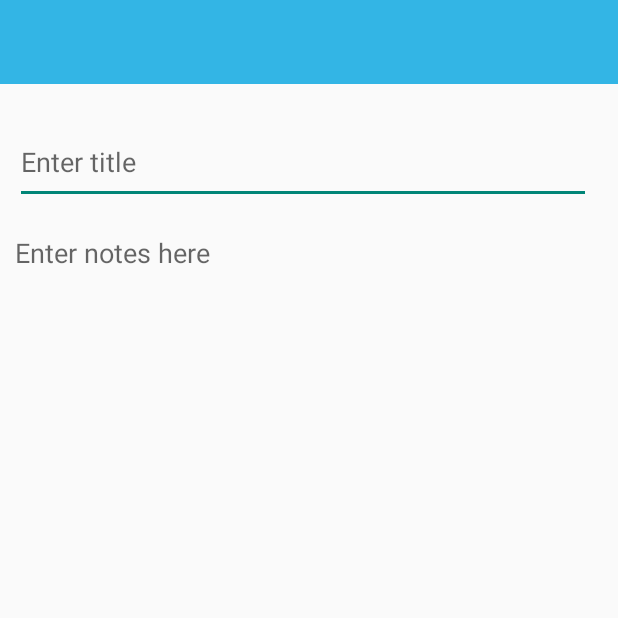
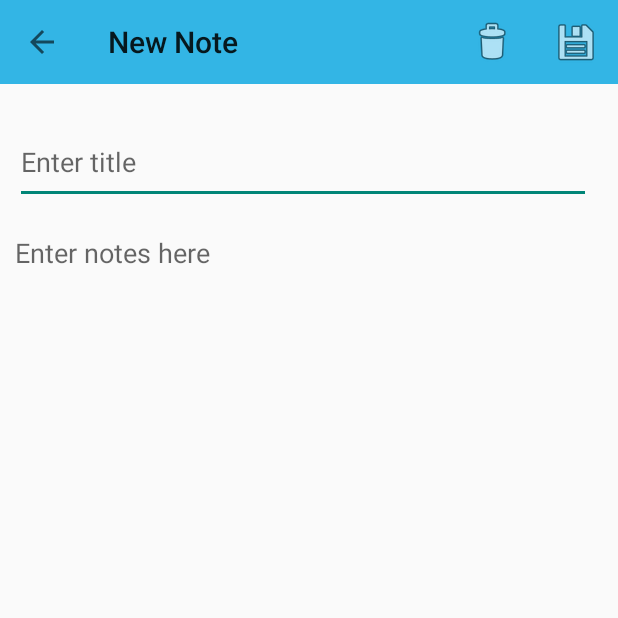
Before and after one commit to neeliadithyasai/NotesApp, an Android app: the addNote screen opened directly, with no data from a screen before it, on a phone screen of 412 x 824 dp, the top half of it. Run offline under Robolectric (Android 15) with nearby library versions, the phone set to English and light mode, and no system bars; our stand-ins replace Firebase (no records; nobody signed in at launch, a user with empty details on screens opened directly).

Commit message:
[AN] notes is adding to data base on clicking save.

```diff
--- a/app/src/main/AndroidManifest.xml
+++ b/app/src/main/AndroidManifest.xml
@@ -9,7 +9,10 @@
         android:roundIcon="@mipmap/ic_launcher_round"
         android:supportsRtl="true"
         android:theme="@style/Theme.AppCompat.Light.NoActionBar">
-        <activity android:name=".addNote"></activity>
+        <activity android:name=".addNote">
+            <meta-data android:name="android.support.PARENT_ACTIVITY"
+                android:value=".MainActivity"/>
+        </activity>
         <activity android:name=".MainActivity">
             <intent-filter>
                 <action android:name="android.intent.action.MAIN" />
--- a/app/src/main/java/com/example/notesapp/addNote.java
+++ b/app/src/main/java/com/example/notesapp/addNote.java
@@ -1,19 +1,42 @@
 package com.example.notesapp;
 
+import androidx.annotation.NonNull;
 import androidx.appcompat.app.AppCompatActivity;
 import androidx.appcompat.widget.Toolbar;
 
 import android.app.ActionBar;
+import android.content.Intent;
 import android.os.Bundle;
 import android.text.Editable;
 import android.text.TextWatcher;
+import android.util.Log;
+import android.view.Menu;
+import android.view.MenuInflater;
+import android.view.MenuItem;
 import android.widget.EditText;
+import android.widget.Toast;
+
+import com.google.firebase.database.DataSnapshot;
+import com.google.firebase.database.DatabaseError;
+import com.google.firebase.database.DatabaseReference;
+import com.google.firebase.database.FirebaseDatabase;
+import com.google.firebase.database.ValueEventListener;
+
+import java.util.Calendar;
 
 public class addNote extends AppCompatActivity {
 
+    //database variables intialization
+    DatabaseReference notesdata;
+    notes Notes;
+    long maxId;
+
     //view variable initialization
-
+    Toolbar toolbar;
     EditText notesTitle,noteDetails;
+    Calendar c;
+    String todaysDate;
+    String currentTime;
 
 
     @Override
@@ -24,6 +47,15 @@ public class addNote extends AppCompatActivity {
         //initialization of views.
         notesTitle = findViewById(R.id.noteTitle);
         noteDetails = findViewById(R.id.noteDetails );
+        toolbar = findViewById(R.id.toolbar);
+        setSupportActionBar(toolbar);
+        getSupportActionBar().setTitle("New Note");
+        getSupportActionBar().setDisplayHomeAsUpEnabled(true);
+
+
+
+
+
 
 
 
@@ -37,6 +69,7 @@ public class addNote extends AppCompatActivity {
             @Override
             public void onTextChanged(CharSequence s, int start, int before, int count) {
                 if(s.length() != 0){
+                    getSupportActionBar().setTitle(s);
 
                 }
 
@@ -49,5 +82,69 @@ public class addNote extends AppCompatActivity {
         });
 
 
+
+        //get current date and time
+        c = Calendar.getInstance();
+        todaysDate = c.get(Calendar.YEAR)+"/"+(c.get(Calendar.MONTH)+1)+"/"+c.get(Calendar.DAY_OF_MONTH);
+        currentTime = pad(c.get(Calendar.HOUR))+":"+pad(c.get(Calendar.MINUTE));
+        Log.d("calander", "Date and time"+todaysDate+" and "+currentTime);
+    }
+
+    //pad for time
+    private String pad(int i) {
+
+        if(i<10)
+            return "0"+i;
+
+          return   String.valueOf(i);
+
+    }
+
+    //code for options menu
+    @Override
+    public boolean onCreateOptionsMenu(Menu menu){
+
+        MenuInflater inflater = getMenuInflater();
+        inflater.inflate(R.menu.save_menu,menu);
+        return true;
+
+
+    }
+
+    @Override
+    public boolean onOptionsItemSelected(@NonNull MenuItem item) {
+        if(item.getItemId() == R.id.delete){
+            Toast.makeText(this,"delete button is clicked",Toast.LENGTH_LONG).show();
+        }
+        if(item.getItemId() == R.id.save){
+        notesdata = FirebaseDatabase.getInstance().getReference().child("Notes");
+        notesdata.addValueEventListener(new ValueEventListener() {
+            @Override
+            public void onDataChange(@NonNull DataSnapshot dataSnapshot) {
+                if(dataSnapshot.exists()){
+
+                    maxId = (dataSnapshot.getChildrenCount());
+
+                }
+            }
+
+            @Override
+            public void onCancelled(@NonNull DatabaseError databaseError) {
+
+            }
+        });
+
+            Notes = new notes(String.valueOf(maxId+1),notesTitle.getText().toString(),noteDetails.getText().toString(),todaysDate,currentTime);
+            notesdata.child(String.valueOf(maxId+1)).setValue(Notes);
+            Toast.makeText(this,"save button is clicked",Toast.LENGTH_LONG).show();
+            onBackPressed();
+        }
+
+        return super.onOptionsItemSelected(item);
+    }
+
+    @Override
+    public void onBackPressed() {
+        super.onBackPressed();
     }
 }
--- /dev/null
+++ b/app/src/main/res/menu/save_menu.xml
@@ -0,0 +1,15 @@
+<?xml version="1.0" encoding="utf-8"?>
+<menu xmlns:app="http://schemas.android.com/apk/res-auto"
+    xmlns:android="http://schemas.android.com/apk/res/android">
+
+    <item
+        android:id="@+id/delete"
+        android:icon="@android:drawable/ic_menu_delete"
+        android:title="Delete"
+        app:showAsAction="ifRoom" />
+    <item
+        android:id="@+id/save"
+        android:icon="@android:drawable/ic_menu_save"
+        android:title="Save"
+        app:showAsAction="ifRoom" />
+</menu>
```
Also changed, not shown: app/src/main/java/com/example/notesapp/MainActivity.java (+0 -27 lines).
